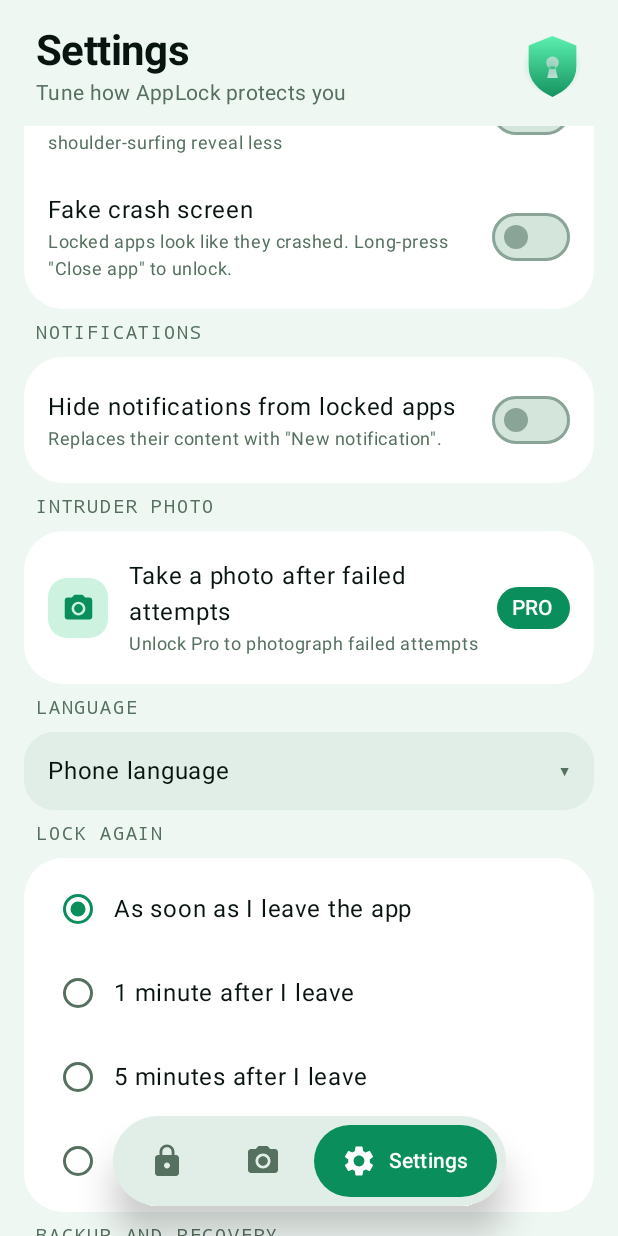
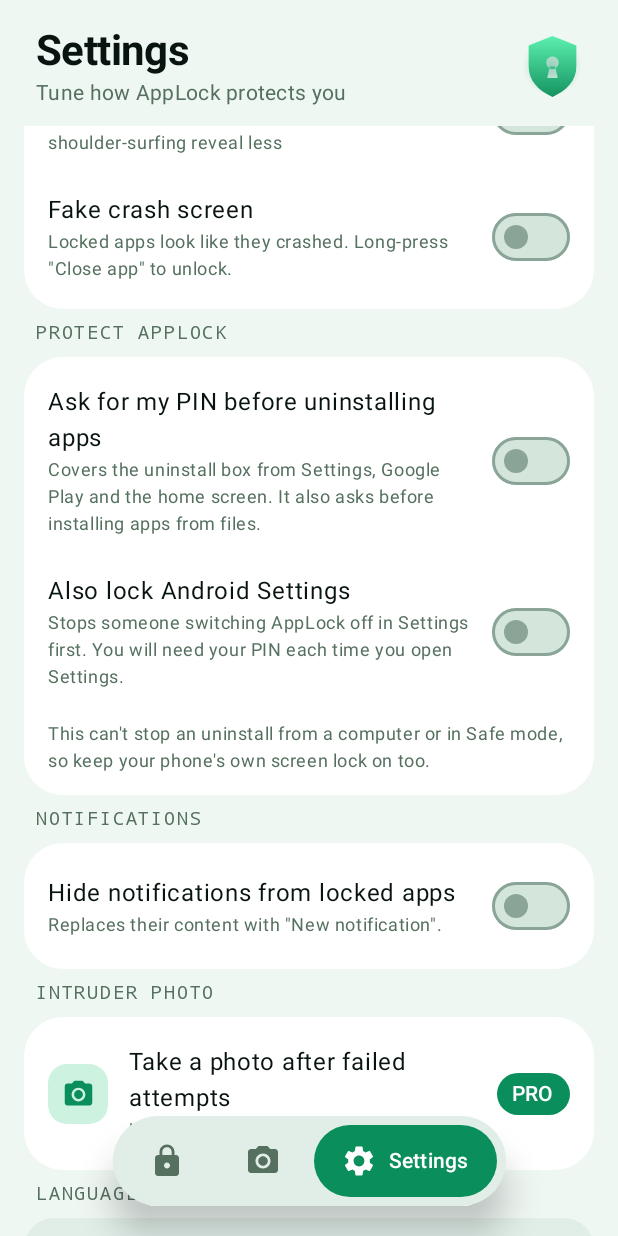
Before and after one commit to Alchemedia-group/AppLock, an Android app built with Jetpack Compose: the composable HomeScreen shown on its own in the app's theme, item 3 of the bottom bar chosen, scrolled down 518 dp, on a phone screen of 412 x 824 dp. Run offline under Robolectric (Android 15) with nearby library versions, the phone set to English and light mode, and no system bars; libraries missing offline, so code that uses them is left out: com.android.billingclient; 5 statements that could not run were skipped.

Commit message:
Add optional uninstall protection (v1.0.2)
Two opt-in switches under Settings > Protect AppLock: ask for the PIN before apps can be
uninstalled (AppLock covers the package installer's uninstall dialog, which every uninstall
route uses), and optionally lock Android Settings so the service can't be switched off first.
Included in backups, translated into all 7 languages, unit tested. Fix a test that matched the
substring "pro" in the new setting names.

Version 1.0.2 (code 3).

Co-Authored-By: Claude Sonnet 5.5 <noreply@anthropic.com>
Claude-Session: https://claude.ai/code/session_01TNBdoMuW4hd15s6tPqSugp

```diff
--- a/app/build.gradle.kts
+++ b/app/build.gradle.kts
@@ -20,8 +20,8 @@ android {
         applicationId = "com.alchemedia.applock"
         minSdk = 26
         targetSdk = 37
-        versionCode = 2
-        versionName = "1.0.1"
+        versionCode = 3
+        versionName = "1.0.2"
     }
 
     signingConfigs {
--- a/app/src/main/java/com/alchemedia/applock/data/AppSettings.kt
+++ b/app/src/main/java/com/alchemedia/applock/data/AppSettings.kt
@@ -23,6 +23,10 @@ data class AppSettings(
     val hideNotifications: Boolean = false,
     /** Delete intruder photos older than this many days; 0 keeps them forever. */
     val autoDeleteDays: Int = 0,
+    /** Ask for the PIN before apps can be uninstalled (and before installing from files). */
+    val protectUninstall: Boolean = false,
+    /** Ask for the PIN before Android Settings opens, so AppLock's service can't be switched off there. */
+    val protectSettings: Boolean = false,
     /** True once the one-time Pro purchase has been verified with Google Play. */
     val proUnlocked: Boolean = false,
     /** True once the user has agreed to the accessibility disclosure. */
--- a/app/src/main/java/com/alchemedia/applock/data/BackupManager.kt
+++ b/app/src/main/java/com/alchemedia/applock/data/BackupManager.kt
@@ -23,6 +23,8 @@ object BackupManager {
         put("fakeCrash", settings.fakeCrash)
         put("hideNotifications", settings.hideNotifications)
         put("autoDeleteDays", settings.autoDeleteDays)
+        put("protectUninstall", settings.protectUninstall)
+        put("protectSettings", settings.protectSettings)
     }.toString(2)
 
     /** Returns null if [json] isn't an AppLock backup. Missing fields fall back to defaults. */
@@ -45,6 +47,8 @@ object BackupManager {
                 fakeCrash = o.optBoolean("fakeCrash", defaults.fakeCrash),
                 hideNotifications = o.optBoolean("hideNotifications", defaults.hideNotifications),
                 autoDeleteDays = o.optInt("autoDeleteDays", defaults.autoDeleteDays).coerceAtLeast(0),
+                protectUninstall = o.optBoolean("protectUninstall", defaults.protectUninstall),
+                protectSettings = o.optBoolean("protectSettings", defaults.protectSettings),
             )
         }
     } catch (_: JSONException) {
--- a/app/src/main/java/com/alchemedia/applock/service/AppLockAccessibilityService.kt
+++ b/app/src/main/java/com/alchemedia/applock/service/AppLockAccessibilityService.kt
@@ -12,6 +12,7 @@ import androidx.core.content.ContextCompat
 import com.alchemedia.applock.AppLockApp
 import com.alchemedia.applock.data.AppSettings
 import com.alchemedia.applock.data.RelockMode
+import com.alchemedia.applock.security.SystemProtection
 import com.alchemedia.applock.security.UnlockSession
 import com.alchemedia.applock.ui.lock.LockActivity
 import kotlinx.coroutines.CoroutineScope
@@ -92,7 +93,7 @@ class AppLockAccessibilityService : AccessibilityService() {
 
     private fun evaluate(pkg: String) {
         val s = settings
-        if (!s.setupComplete || pkg !in s.lockedPackages) return
+        if (!s.setupComplete || !SystemProtection.isLocked(pkg, s)) return
         if (UnlockSession.isUnlocked(pkg, s.relockMode)) return
         showLock(pkg)
     }
--- a/app/src/main/java/com/alchemedia/applock/ui/main/HomeScreen.kt
+++ b/app/src/main/java/com/alchemedia/applock/ui/main/HomeScreen.kt
@@ -180,6 +180,8 @@ fun HomeScreen(settings: AppSettings, viewModel: MainViewModel) {
                     onAttempts = { viewModel.setAttemptsBeforeCapture(it) },
                     onRelock = { viewModel.setRelockMode(it) },
                     onFakeCrash = { viewModel.setFakeCrash(it) },
+                    onProtectUninstall = { viewModel.setProtectUninstall(it) },
+                    onProtectSettings = { viewModel.setProtectSettings(it) },
                     onHideNotifications = { viewModel.setHideNotifications(it) },
                     onAutoDelete = { viewModel.setAutoDeleteDays(it) },
                     onNewRecoveryCode = { newRecoveryCode = RecoveryCode.generate() },
--- a/app/src/main/java/com/alchemedia/applock/ui/main/MainViewModel.kt
+++ b/app/src/main/java/com/alchemedia/applock/ui/main/MainViewModel.kt
@@ -156,6 +156,8 @@ class MainViewModel(app: Application) : AndroidViewModel(app) {
     fun setAttemptsBeforeCapture(value: Int) = viewModelScope.launch { repository.setAttemptsBeforeCapture(value) }
     fun setRelockMode(value: RelockMode) = viewModelScope.launch { repository.setRelockMode(value) }
     fun setShuffleKeypad(value: Boolean) = viewModelScope.launch { repository.setShuffleKeypad(value) }
+    fun setProtectUninstall(value: Boolean) = viewModelScope.launch { repository.setProtectUninstall(value) }
+    fun setProtectSettings(value: Boolean) = viewModelScope.launch { repository.setProtectSettings(value) }
     fun setFakeCrash(value: Boolean) = viewModelScope.launch { repository.setFakeCrash(value) }
     fun setHideNotifications(value: Boolean) = viewModelScope.launch { repository.setHideNotifications(value) }
     fun setAutoDeleteDays(value: Int) = viewModelScope.launch { repository.setAutoDeleteDays(value) }
--- a/app/src/main/java/com/alchemedia/applock/ui/main/SettingsTab.kt
+++ b/app/src/main/java/com/alchemedia/applock/ui/main/SettingsTab.kt
@@ -67,6 +67,8 @@ fun SettingsTab(
     onHideNotifications: (Boolean) -> Unit,
     onAutoDelete: (Int) -> Unit,
     onNewRecoveryCode: () -> Unit,
+    onProtectUninstall: (Boolean) -> Unit,
+    onProtectSettings: (Boolean) -> Unit,
     onExport: (Uri) -> Unit,
     onImport: (Uri) -> Unit,
     backupMessage: Int?,
@@ -153,6 +155,26 @@ fun SettingsTab(
                 title = stringResource(R.string.settings_fake_crash),
                 subtitle = stringResource(R.string.settings_fake_crash_hint),
                 trailing = { Switch(checked = settings.fakeCrash, onCheckedChange = onFakeCrash) },
+            )
+        }
+
+        SectionLabel(stringResource(R.string.settings_section_protect))
+        GroupCard {
+            SettingRow(
+                title = stringResource(R.string.settings_protect_uninstall),
+                subtitle = stringResource(R.string.settings_protect_uninstall_hint),
+                trailing = { Switch(checked = settings.protectUninstall, onCheckedChange = onProtectUninstall) },
+            )
+            SettingRow(
+                title = stringResource(R.string.settings_protect_settings),
+                subtitle = stringResource(R.string.settings_protect_settings_hint),
+                trailing = { Switch(checked = settings.protectSettings, onCheckedChange = onProtectSettings) },
+            )
+            Text(
+                stringResource(R.string.settings_protect_limits),
+                style = MaterialTheme.typography.bodySmall,
+                color = colors.onSurfaceVariant,
+                modifier = Modifier.padding(horizontal = 16.dp, vertical = 8.dp),
             )
         }
 
--- a/app/src/main/res/values/strings.xml
+++ b/app/src/main/res/values/strings.xml
@@ -258,4 +258,11 @@
     <string name="error_settings_unavailable">Couldn\'t open that Settings screen. Open it from your phone\'s Settings app.</string>
     <string name="error_no_file_picker">This phone has no file picker, so this can\'t be done here.</string>
     <string name="error_action_unavailable">No app on this phone can do that.</string>
+    <string name="settings_section_protect">Protect AppLock</string>
+    <string name="settings_protect_uninstall">Ask for my PIN before uninstalling apps</string>
+    <string name="settings_protect_uninstall_hint">Covers the uninstall box from Settings, Google Play and the home screen. It also asks before installing apps from files.</string>
+    <string name="settings_protect_settings">Also lock Android Settings</string>
+    <string name="settings_protect_settings_hint">Stops someone switching AppLock off in Settings first. You will need your PIN each time you open Settings.</string>
+    <string name="settings_protect_limits">This can\'t stop an uninstall from a computer or in Safe mode, so keep your phone\'s own screen lock on too.</string>
+    <string name="lock_title_installer">Enter your PIN to install or remove apps</string>
 </resources>
```
Also changed, not shown: app/src/main/java/com/alchemedia/applock/data/SettingsRepository.kt (+8 -0 lines), app/src/main/java/com/alchemedia/applock/security/SystemProtection.kt (added, +32 -0 lines), app/src/main/java/com/alchemedia/applock/ui/lock/LockActivity.kt (+7 -3 lines), 9 other files.
